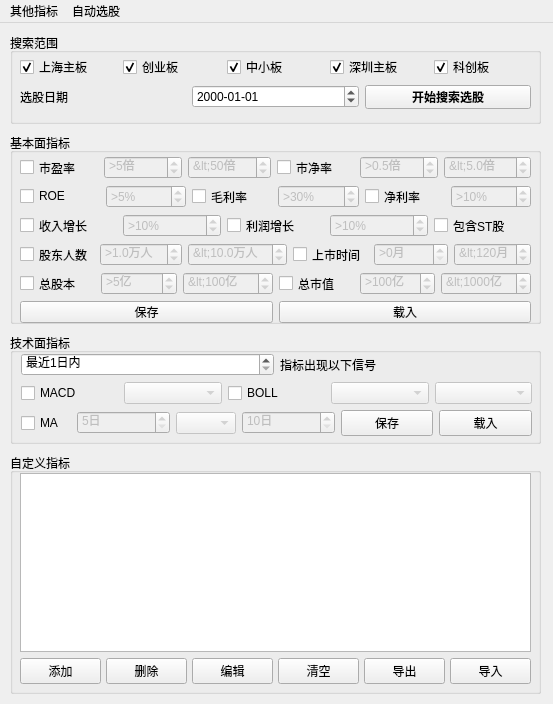
First picture: the form in QtDesign/StockFinder.ui, repository victor647/QuantumStockTrade, before the edit.
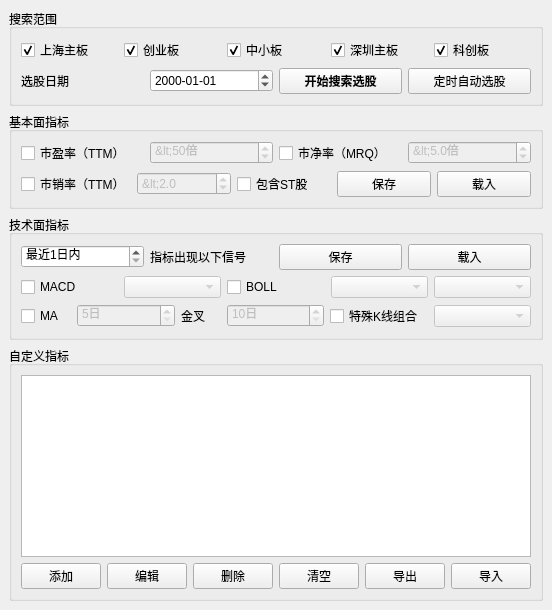
Second picture: the form after the edit.

Commit message: 删除tushare的部分

```diff
--- a/QtDesign/StockFinder.ui
+++ b/QtDesign/StockFinder.ui
@@ -6,23 +6,17 @@
    <rect>
     <x>0</x>
     <y>0</y>
-    <width>553</width>
-    <height>704</height>
+    <width>520</width>
+    <height>610</height>
    </rect>
   </property>
   <property name="windowTitle">
    <string>智能选股器</string>
   </property>
   <widget class="QWidget" name="centralwidget">
+   <layout class="QVBoxLayout" name="verticalLayout_6">
+    <item>
    <widget class="QGroupBox" name="grpSearchRange">
-    <property name="geometry">
-     <rect>
-      <x>10</x>
-      <y>10</y>
-      <width>531</width>
-      <height>91</height>
-     </rect>
-    </property>
     <property name="font">
      <font>
       <family>Helvetica</family>
@@ -32,15 +26,6 @@
     <property name="title">
      <string>搜索范围</string>
     </property>
-    <widget class="QWidget" name="layoutWidget">
-     <property name="geometry">
-      <rect>
-       <x>10</x>
-       <y>22</y>
-       <width>511</width>
-       <height>54</height>
-      </rect>
-     </property>
      <layout class="QVBoxLayout" name="verticalLayout_2">
       <item>
        <layout class="QHBoxLayout" name="horizontalLayout_6">
@@ -174,118 +159,20 @@
           </property>
          </widget>
         </item>
-       </layout>
-      </item>
-     </layout>
-    </widget>
-   </widget>
-   <widget class="QGroupBox" name="grpCustomCriterias">
-    <property name="enabled">
-     <bool>true</bool>
-    </property>
-    <property name="geometry">
-     <rect>
-      <x>10</x>
-      <y>430</y>
-      <width>531</width>
-      <height>241</height>
-     </rect>
-    </property>
-    <property name="font">
-     <font>
-      <family>Helvetica</family>
-      <pointsize>9</pointsize>
-     </font>
-    </property>
-    <property name="title">
-     <string>自定义指标</string>
-    </property>
-    <widget class="QWidget" name="layoutWidget">
-     <property name="geometry">
-      <rect>
-       <x>10</x>
-       <y>20</y>
-       <width>511</width>
-       <height>211</height>
-      </rect>
-     </property>
-     <layout class="QVBoxLayout" name="verticalLayout_5">
       <item>
-       <widget class="QListWidget" name="lstCriteriaItems"/>
-      </item>
-      <item>
-       <layout class="QHBoxLayout" name="horizontalLayout">
-        <property name="spacing">
-         <number>5</number>
-        </property>
-        <item>
-         <widget class="QPushButton" name="btnAddCriteria">
+          <widget class="QPushButton" name="btnAutoSearch">
           <property name="text">
-           <string>添加</string>
+            <string>定时自动选股</string>
           </property>
          </widget>
         </item>
-        <item>
-         <widget class="QPushButton" name="btnRemoveCriteria">
-          <property name="text">
-           <string>删除</string>
-          </property>
-         </widget>
-        </item>
-        <item>
-         <widget class="QPushButton" name="btnEditCriteria">
-          <property name="text">
-           <string>编辑</string>
-          </property>
-         </widget>
-        </item>
-        <item>
-         <widget class="QPushButton" name="btnResetCriteria">
-          <property name="text">
-           <string>清空</string>
-          </property>
-         </widget>
-        </item>
-        <item>
-         <widget class="QPushButton" name="btnExportCustomConfig">
-          <property name="font">
-           <font>
-            <family>Helvetica</family>
-            <pointsize>9</pointsize>
-           </font>
-          </property>
-          <property name="text">
-           <string>导出</string>
-          </property>
-         </widget>
-        </item>
-        <item>
-         <widget class="QPushButton" name="btnImportCustomConfig">
-          <property name="font">
-           <font>
-            <family>Helvetica</family>
-            <pointsize>9</pointsize>
-           </font>
-          </property>
-          <property name="text">
-           <string>导入</string>
-          </property>
-         </widget>
-        </item>
        </layout>
       </item>
      </layout>
     </widget>
-   </widget>
+    </item>
+    <item>
    <widget class="QGroupBox" name="grpBasicCriterias">
-    <property name="geometry">
-     <rect>
-      <x>10</x>
-      <y>110</y>
-      <width>531</width>
-      <height>191</height>
-     </rect>
-    </property>
     <property name="font">
      <font>
       <family>Helvetica</family>
@@ -295,26 +182,11 @@
     <property name="title">
      <string>基本面指标</string>
     </property>
-    <widget class="QWidget" name="layoutWidget">
-     <property name="geometry">
-      <rect>
-       <x>10</x>
-       <y>23</y>
-       <width>511</width>
-       <height>167</height>
-      </rect>
-     </property>
-     <property name="font">
-      <font>
-       <family>Helvetica</family>
-       <pointsize>9</pointsize>
-      </font>
-     </property>
      <layout class="QVBoxLayout" name="verticalLayout_3">
       <item>
-       <layout class="QHBoxLayout" name="horizontalLayout_2">
+        <layout class="QHBoxLayout" name="horizontalLayout_12">
         <item>
-         <widget class="QCheckBox" name="cbxPriceEarning">
+          <widget class="QCheckBox" name="cbxPE">
           <property name="font">
            <font>
             <family>Helvetica</family>
@@ -322,7 +194,7 @@
            </font>
           </property>
           <property name="text">
-           <string>市盈率</string>
+            <string>市盈率（TTM）</string>
           </property>
           <property name="checked">
            <bool>false</bool>
@@ -330,38 +202,7 @@
          </widget>
         </item>
         <item>
-         <widget class="QSpinBox" name="spbPriceEarningMin">
-          <property name="enabled">
-           <bool>false</bool>
-          </property>
-          <property name="font">
-           <font>
-            <family>Helvetica</family>
-            <pointsize>9</pointsize>
-           </font>
-          </property>
-          <property name="suffix">
-           <string>倍</string>
-          </property>
-          <property name="prefix">
-           <string>&gt;</string>
-          </property>
-          <property name="minimum">
-           <number>-1000</number>
-          </property>
-          <property name="maximum">
-           <number>100</number>
-          </property>
-          <property name="value">
-           <number>5</number>
-          </property>
-          <property name="displayIntegerBase">
-           <number>10</number>
-          </property>
-         </widget>
-        </item>
-        <item>
-         <widget class="QSpinBox" name="spbPriceEarningMax">
+          <widget class="QSpinBox" name="spbPEMax">
           <property name="enabled">
            <bool>false</bool>
           </property>
@@ -389,7 +230,7 @@
          </widget>
         </item>
         <item>
-         <widget class="QCheckBox" name="cbxPriceBook">
+          <widget class="QCheckBox" name="cbxPB">
           <property name="font">
            <font>
             <family>Helvetica</family>
@@ -397,7 +238,7 @@
            </font>
           </property>
           <property name="text">
-           <string>市净率</string>
+            <string>市净率（MRQ）</string>
           </property>
           <property name="checked">
            <bool>false</bool>
@@ -405,40 +246,7 @@
          </widget>
         </item>
         <item>
-         <widget class="QDoubleSpinBox" name="spbPriceBookMin">
-          <property name="enabled">
-           <bool>false</bool>
-          </property>
-          <property name="font">
-           <font>
-            <family>Helvetica</family>
-           </font>
-          </property>
-          <property name="prefix">
-           <string>&gt;</string>
-          </property>
-          <property name="suffix">
-           <string>倍</string>
-          </property>
-          <property name="decimals">
-           <number>1</number>
-          </property>
-          <property name="minimum">
-           <double>-10.000000000000000</double>
-          </property>
-          <property name="maximum">
-           <double>10.000000000000000</double>
-          </property>
-          <property name="singleStep">
-           <double>0.000000000000000</double>
-          </property>
-          <property name="value">
-           <double>0.500000000000000</double>
-          </property>
-         </widget>
-        </item>
-        <item>
-         <widget class="QDoubleSpinBox" name="spbPriceBookMax">
+          <widget class="QDoubleSpinBox" name="spbPBMax">
           <property name="enabled">
            <bool>false</bool>
           </property>
@@ -470,9 +278,9 @@
        </layout>
       </item>
       <item>
-       <layout class="QHBoxLayout" name="horizontalLayout_3">
+        <layout class="QHBoxLayout" name="horizontalLayout_2">
         <item>
-         <widget class="QCheckBox" name="cbxNetAssetProfit">
+          <widget class="QCheckBox" name="cbxPS">
           <property name="font">
            <font>
             <family>Helvetica</family>
@@ -480,7 +288,7 @@
            </font>
           </property>
           <property name="text">
-           <string>ROE</string>
+            <string>市销率（TTM）</string>
           </property>
           <property name="checked">
            <bool>false</bool>
@@ -488,524 +296,45 @@
          </widget>
         </item>
         <item>
-         <widget class="QSpinBox" name="spbNetAssetProfit">
+          <widget class="QDoubleSpinBox" name="spbPSMax">
           <property name="enabled">
            <bool>false</bool>
           </property>
           <property name="font">
            <font>
             <family>Helvetica</family>
-            <pointsize>9</pointsize>
-           </font>
-          </property>
-          <property name="suffix">
-           <string>%</string>
-          </property>
+            </font>
+           </property>
           <property name="prefix">
-           <string>&gt;</string>
-          </property>
-          <property name="minimum">
-           <number>0</number>
-          </property>
-          <property name="maximum">
-           <number>100</number>
-          </property>
-          <property name="value">
-           <number>5</number>
-          </property>
-         </widget>
-        </item>
-        <item>
-         <widget class="QCheckBox" name="cbxGrossProfit">
-          <property name="font">
-           <font>
-            <family>Helvetica</family>
-            <pointsize>9</pointsize>
-           </font>
-          </property>
-          <property name="text">
-           <string>毛利率</string>
-          </property>
-          <property name="checked">
-           <bool>false</bool>
-          </property>
-         </widget>
-        </item>
-        <item>
-         <widget class="QSpinBox" name="spbGrossProfit">
-          <property name="enabled">
-           <bool>false</bool>
-          </property>
-          <property name="font">
-           <font>
-            <family>Helvetica</family>
-            <pointsize>9</pointsize>
-           </font>
-          </property>
+            <string>&lt;</string>
+           </property>
           <property name="suffix">
-           <string>%</string>
-          </property>
-          <property name="prefix">
-           <string>&gt;</string>
+            <string/>
+           </property>
+           <property name="decimals">
+            <number>1</number>
           </property>
           <property name="minimum">
-           <number>-20</number>
+            <double>0.000000000000000</double>
           </property>
           <property name="maximum">
-           <number>100</number>
-          </property>
-          <property name="value">
-           <number>30</number>
-          </property>
-         </widget>
-        </item>
-        <item>
-         <widget class="QCheckBox" name="cbxNetProfit">
-          <property name="font">
-           <font>
-            <family>Helvetica</family>
-            <pointsize>9</pointsize>
-           </font>
-          </property>
-          <property name="text">
-           <string>净利率</string>
-          </property>
-          <property name="checked">
-           <bool>false</bool>
-          </property>
-         </widget>
-        </item>
-        <item>
-         <widget class="QSpinBox" name="spbNetProfit">
-          <property name="enabled">
-           <bool>false</bool>
-          </property>
-          <property name="font">
-           <font>
-            <family>Helvetica</family>
-            <pointsize>9</pointsize>
-           </font>
-          </property>
-          <property name="suffix">
-           <string>%</string>
-          </property>
-          <property name="prefix">
-           <string>&gt;</string>
-          </property>
-          <property name="minimum">
-           <number>-20</number>
-          </property>
-          <property name="maximum">
-           <number>100</number>
-          </property>
+            <double>10.000000000000000</double>
+           </property>
+           <property name="singleStep">
+            <double>0.100000000000000</double>
+           </property>
           <property name="value">
-           <number>10</number>
+            <double>2.000000000000000</double>
           </property>
          </widget>
         </item>
-       </layout>
-      </item>
       <item>
-       <layout class="QHBoxLayout" name="horizontalLayout_4">
-        <item>
-         <widget class="QCheckBox" name="cbxIncomeIncrease">
-          <property name="font">
-           <font>
-            <family>Helvetica</family>
-            <pointsize>9</pointsize>
-           </font>
-          </property>
-          <property name="text">
-           <string>收入增长</string>
-          </property>
-          <property name="checked">
-           <bool>false</bool>
-          </property>
-         </widget>
-        </item>
-        <item>
-         <widget class="QSpinBox" name="spbIncomeIncrease">
-          <property name="enabled">
-           <bool>false</bool>
-          </property>
-          <property name="font">
-           <font>
-            <family>Helvetica</family>
-            <pointsize>9</pointsize>
-           </font>
-          </property>
-          <property name="suffix">
-           <string>%</string>
-          </property>
-          <property name="prefix">
-           <string>&gt;</string>
-          </property>
-          <property name="minimum">
-           <number>-1000</number>
-          </property>
-          <property name="maximum">
-           <number>1000</number>
-          </property>
-          <property name="value">
-           <number>10</number>
-          </property>
-         </widget>
-        </item>
-        <item>
-         <widget class="QCheckBox" name="cbxProfitIncrease">
-          <property name="font">
-           <font>
-            <family>Helvetica</family>
-            <pointsize>9</pointsize>
-           </font>
-          </property>
-          <property name="text">
-           <string>利润增长</string>
-          </property>
-          <property name="checked">
-           <bool>false</bool>
-          </property>
-         </widget>
-        </item>
-        <item>
-         <widget class="QSpinBox" name="spbProfitIncrease">
-          <property name="enabled">
-           <bool>false</bool>
-          </property>
-          <property name="font">
-           <font>
-            <family>Helvetica</family>
-            <pointsize>9</pointsize>
-           </font>
-          </property>
-          <property name="suffix">
-           <string>%</string>
-          </property>
-          <property name="prefix">
-           <string>&gt;</string>
-          </property>
-          <property name="minimum">
-           <number>-1000</number>
-          </property>
-          <property name="maximum">
-           <number>1000</number>
-          </property>
-          <property name="value">
-           <number>10</number>
-          </property>
-         </widget>
-        </item>
-        <item>
-         <widget class="QCheckBox" name="cbxIncludeStStock">
+          <widget class="QCheckBox" name="cbxIncludeST">
           <property name="text">
            <string>包含ST股</string>
           </property>
          </widget>
         </item>
-       </layout>
-      </item>
-      <item>
-       <layout class="QHBoxLayout" name="horizontalLayout_10">
-        <item>
-         <widget class="QCheckBox" name="cbxTotalHolders">
-          <property name="font">
-           <font>
-            <family>Helvetica</family>
-            <pointsize>9</pointsize>
-           </font>
-          </property>
-          <property name="text">
-           <string>股东人数</string>
-          </property>
-          <property name="checked">
-           <bool>false</bool>
-          </property>
-         </widget>
-        </item>
-        <item>
-         <widget class="QDoubleSpinBox" name="spbTotalHoldersMin">
-          <property name="enabled">
-           <bool>false</bool>
-          </property>
-          <property name="font">
-           <font>
-            <family>Helvetica</family>
-           </font>
-          </property>
-          <property name="prefix">
-           <string>&gt;</string>
-          </property>
-          <property name="suffix">
-           <string>万人</string>
-          </property>
-          <property name="decimals">
-           <number>1</number>
-          </property>
-          <property name="minimum">
-           <double>0.000000000000000</double>
-          </property>
-          <property name="maximum">
-           <double>10.000000000000000</double>
-          </property>
-          <property name="singleStep">
-           <double>0.500000000000000</double>
-          </property>
-          <property name="value">
-           <double>1.000000000000000</double>
-          </property>
-         </widget>
-        </item>
-        <item>
-         <widget class="QDoubleSpinBox" name="spbTotalHoldersMax">
-          <property name="enabled">
-           <bool>false</bool>
-          </property>
-          <property name="font">
-           <font>
-            <family>Helvetica</family>
-           </font>
-          </property>
-          <property name="prefix">
-           <string>&lt;</string>
-          </property>
-          <property name="suffix">
-           <string>万人</string>
-          </property>
-          <property name="decimals">
-           <number>1</number>
-          </property>
-          <property name="minimum">
-           <double>1.000000000000000</double>
-          </property>
-          <property name="value">
-           <double>10.000000000000000</double>
-          </property>
-         </widget>
-        </item>
-        <item>
-         <widget class="QCheckBox" name="cbxTimeToMarket">
-          <property name="text">
-           <string>上市时间</string>
-          </property>
-          <property name="checked">
-           <bool>false</bool>
-          </property>
-         </widget>
-        </item>
-        <item>
-         <widget class="QSpinBox" name="spbTimeToMarketMin">
-          <property name="enabled">
-           <bool>false</bool>
-          </property>
-          <property name="font">
-           <font>
-            <family>Helvetica</family>
-            <pointsize>9</pointsize>
-           </font>
-          </property>
-          <property name="suffix">
-           <string>月</string>
-          </property>
-          <property name="prefix">
-           <string>&gt;</string>
-          </property>
-          <property name="minimum">
-           <number>0</number>
-          </property>
-          <property name="maximum">
-           <number>360</number>
-          </property>
-          <property name="value">
-           <number>0</number>
-          </property>
-          <property name="displayIntegerBase">
-           <number>10</number>
-          </property>
-         </widget>
-        </item>
-        <item>
-         <widget class="QSpinBox" name="spbTimeToMarketMax">
-          <property name="enabled">
-           <bool>false</bool>
-          </property>
-          <property name="font">
-           <font>
-            <family>Helvetica</family>
-            <pointsize>9</pointsize>
-           </font>
-          </property>
-          <property name="suffix">
-           <string>月</string>
-          </property>
-          <property name="prefix">
-           <string>&lt;</string>
-          </property>
-          <property name="minimum">
-           <number>1</number>
-          </property>
-          <property name="maximum">
-           <number>999</number>
-          </property>
-          <property name="value">
-           <number>120</number>
-          </property>
-          <property name="displayIntegerBase">
-           <number>10</number>
-          </property>
-         </widget>
-        </item>
-       </layout>
-      </item>
-      <item>
-       <layout class="QHBoxLayout" name="horizontalLayout_7">
-        <item>
-         <widget class="QCheckBox" name="cbxTotalShare">
-          <property name="font">
-           <font>
-            <family>Helvetica</family>
-            <pointsize>9</pointsize>
-           </font>
-          </property>
-          <property name="text">
-           <string>总股本</string>
-          </property>
-          <property name="checked">
-           <bool>false</bool>
-          </property>
-         </widget>
-        </item>
-        <item>
-         <widget class="QSpinBox" name="spbTotalShareMin">
-          <property name="enabled">
-           <bool>false</bool>
-          </property>
-          <property name="font">
-           <font>
-            <family>Helvetica</family>
-            <pointsize>9</pointsize>
-           </font>
-          </property>
-          <property name="suffix">
-           <string>亿</string>
-          </property>
-          <property name="prefix">
-           <string>&gt;</string>
-          </property>
-          <property name="minimum">
-           <number>0</number>
-          </property>
-          <property name="maximum">
-           <number>10</number>
-          </property>
-          <property name="value">
-           <number>5</number>
-          </property>
-         </widget>
-        </item>
-        <item>
-         <widget class="QSpinBox" name="spbTotalShareMax">
-          <property name="enabled">
-           <bool>false</bool>
-          </property>
-          <property name="font">
-           <font>
-            <family>Helvetica</family>
-            <pointsize>9</pointsize>
-           </font>
-          </property>
-          <property name="suffix">
-           <string>亿</string>
-          </property>
-          <property name="prefix">
-           <string>&lt;</string>
-          </property>
-          <property name="minimum">
-           <number>1</number>
-          </property>
-          <property name="maximum">
-           <number>10000</number>
-          </property>
-          <property name="value">
-           <number>100</number>
-          </property>
-         </widget>
-        </item>
-        <item>
-         <widget class="QCheckBox" name="cbxTotalAssets">
-          <property name="font">
-           <font>
-            <family>Helvetica</family>
-            <pointsize>9</pointsize>
-           </font>
-          </property>
-          <property name="text">
-           <string>总市值</string>
-          </property>
-          <property name="checked">
-           <bool>false</bool>
-          </property>
-         </widget>
-        </item>
-        <item>
-         <widget class="QSpinBox" name="spbTotalAssetsMin">
-          <property name="enabled">
-           <bool>false</bool>
-          </property>
-          <property name="font">
-           <font>
-            <family>Helvetica</family>
-            <pointsize>9</pointsize>
-           </font>
-          </property>
-          <property name="suffix">
-           <string>亿</string>
-          </property>
-          <property name="prefix">
-           <string>&gt;</string>
-          </property>
-          <property name="minimum">
-           <number>1</number>
-          </property>
-          <property name="maximum">
-           <number>1000</number>
-          </property>
-          <property name="value">
-           <number>100</number>
-          </property>
-         </widget>
-        </item>
-        <item>
-         <widget class="QSpinBox" name="spbTotalAssetsMax">
-          <property name="enabled">
-           <bool>false</bool>
-          </property>
-          <property name="font">
-           <font>
-            <family>Helvetica</family>
-            <pointsize>9</pointsize>
-           </font>
-          </property>
-          <property name="suffix">
-           <string>亿</string>
-          </property>
-          <property name="prefix">
-           <string>&lt;</string>
-          </property>
-          <property name="minimum">
-           <number>10</number>
-          </property>
-          <property name="maximum">
-           <number>99999</number>
-          </property>
-          <property name="value">
-           <number>1000</number>
-          </property>
-         </widget>
-        </item>
-       </layout>
-      </item>
-      <item>
-       <layout class="QHBoxLayout" name="horizontalLayout_5">
         <item>
          <widget class="QPushButton" name="btnExportBasicConfig">
           <property name="font">
@@ -1036,16 +365,9 @@
       </item>
      </layout>
     </widget>
-   </widget>
+    </item>
+    <item>
    <widget class="QGroupBox" name="grpTechnicalCriterias">
-    <property name="geometry">
-     <rect>
-      <x>10</x>
-      <y>310</y>
-      <width>531</width>
-      <height>111</height>
-     </rect>
-    </property>
     <property name="font">
      <font>
       <family>Helvetica</family>
@@ -1055,18 +377,9 @@
     <property name="title">
      <string>技术面指标</string>
     </property>
-    <widget class="QWidget" name="layoutWidget">
-     <property name="geometry">
-      <rect>
-       <x>11</x>
-       <y>20</y>
-       <width>511</width>
-       <height>83</height>
-      </rect>
-     </property>
      <layout class="QVBoxLayout" name="verticalLayout_4">
       <item>
-       <layout class="QHBoxLayout" name="horizontalLayout_18">
+        <layout class="QHBoxLayout" name="horizontalLayout_3">
         <item>
          <widget class="QSpinBox" name="spbTechnicalTimePeriod">
           <property name="font">
@@ -1105,12 +418,38 @@
           </property>
          </widget>
         </item>
+         <item>
+          <widget class="QPushButton" name="btnExportTechnicalConfig">
+           <property name="font">
+            <font>
+             <family>Helvetica</family>
+             <pointsize>9</pointsize>
+            </font>
+           </property>
+           <property name="text">
+            <string>保存</string>
+           </property>
+          </widget>
+         </item>
+         <item>
+          <widget class="QPushButton" name="btnImportTechnicalConfig">
+           <property name="font">
+            <font>
+             <family>Helvetica</family>
+             <pointsize>9</pointsize>
+            </font>
+           </property>
+           <property name="text">
+            <string>载入</string>
+           </property>
+          </widget>
+         </item>
        </layout>
       </item>
       <item>
-       <layout class="QHBoxLayout" name="horizontalLayout_11">
+        <layout class="QHBoxLayout" name="horizontalLayout_10">
         <item>
-         <widget class="QCheckBox" name="cbxMacdEnabled">
+          <widget class="QCheckBox" name="cbxMACD">
           <property name="maximumSize">
            <size>
             <width>100</width>
@@ -1126,14 +465,14 @@
          </widget>
         </item>
         <item>
-         <widget class="QComboBox" name="cbbMacdBehaviour">
+          <widget class="QComboBox" name="cbbMACDBehaviour">
           <property name="enabled">
            <bool>false</bool>
           </property>
          </widget>
         </item>
         <item>
-         <widget class="QCheckBox" name="cbxBollEnabled">
+          <widget class="QCheckBox" name="cbxBOLL">
           <property name="enabled">
            <bool>true</bool>
           </property>
@@ -1146,14 +485,14 @@
          </widget>
         </item>
         <item>
-         <widget class="QComboBox" name="cbbBollBehaviour">
+          <widget class="QComboBox" name="cbbBOLLBehaviour">
           <property name="enabled">
            <bool>false</bool>
           </property>
          </widget>
         </item>
         <item>
-         <widget class="QComboBox" name="cbbBollTrack">
+          <widget class="QComboBox" name="cbbBOLLTrack">
           <property name="enabled">
            <bool>false</bool>
           </property>
@@ -1162,9 +501,9 @@
        </layout>
       </item>
       <item>
-       <layout class="QHBoxLayout" name="horizontalLayout_8">
+        <layout class="QHBoxLayout" name="horizontalLayout_7">
         <item>
-         <widget class="QCheckBox" name="cbxMaEnabled">
+          <widget class="QCheckBox" name="cbxMA">
           <property name="maximumSize">
            <size>
             <width>50</width>
@@ -1196,16 +535,22 @@
          </widget>
         </item>
         <item>
-         <widget class="QComboBox" name="cbbMaBehaviour">
-          <property name="enabled">
-           <bool>false</bool>
-          </property>
+          <widget class="QLabel" name="lblMABehaviour">
           <property name="maximumSize">
            <size>
-            <width>60</width>
+             <width>40</width>
             <height>16777215</height>
            </size>
           </property>
+           <property name="font">
+            <font>
+             <family>Helvetica</family>
+             <pointsize>9</pointsize>
+            </font>
+           </property>
+           <property name="text">
+            <string>金叉</string>
+           </property>
          </widget>
         </item>
         <item>
@@ -1225,20 +570,84 @@
          </widget>
         </item>
         <item>
-         <widget class="QPushButton" name="btnExportTechnicalConfig">
+          <widget class="QCheckBox" name="cbxSpecialShape">
+           <property name="text">
+            <string>特殊K线组合</string>
+           </property>
+           <property name="checked">
+            <bool>false</bool>
+           </property>
+          </widget>
+         </item>
+         <item>
+          <widget class="QComboBox" name="cbbSpecialShape">
+           <property name="enabled">
+            <bool>false</bool>
+           </property>
+          </widget>
+         </item>
+        </layout>
+       </item>
+      </layout>
+     </widget>
+    </item>
+    <item>
+     <widget class="QGroupBox" name="grpCustomCriterias">
+      <property name="enabled">
+       <bool>true</bool>
+      </property>
           <property name="font">
            <font>
             <family>Helvetica</family>
             <pointsize>9</pointsize>
            </font>
           </property>
+      <property name="title">
+       <string>自定义指标</string>
+      </property>
+      <layout class="QVBoxLayout" name="verticalLayout_5">
+       <item>
+        <widget class="QListWidget" name="lstCriteriaItems">
+         <property name="minimumSize">
+          <size>
+           <width>250</width>
+           <height>0</height>
+          </size>
+         </property>
+        </widget>
+       </item>
+       <item>
+        <layout class="QHBoxLayout" name="horizontalLayout">
+         <item>
+          <widget class="QPushButton" name="btnAddCriteria">
           <property name="text">
-           <string>保存</string>
+            <string>添加</string>
           </property>
          </widget>
         </item>
         <item>
-         <widget class="QPushButton" name="btnImportTechnicalConfig">
+          <widget class="QPushButton" name="btnEditCriteria">
+           <property name="text">
+            <string>编辑</string>
+           </property>
+          </widget>
+         </item>
+         <item>
+          <widget class="QPushButton" name="btnRemoveCriteria">
+           <property name="text">
+            <string>删除</string>
+           </property>
+          </widget>
+         </item>
+         <item>
+          <widget class="QPushButton" name="btnResetCriteria">
+           <property name="text">
+            <string>清空</string>
+           </property>
+          </widget>
+         </item>
+         <item>
+          <widget class="QPushButton" name="btnExportCustomConfig">
           <property name="font">
            <font>
             <family>Helvetica</family>
@@ -1246,67 +655,40 @@
            </font>
           </property>
           <property name="text">
-           <string>载入</string>
+            <string>导出</string>
           </property>
          </widget>
         </item>
+         <item>
+          <widget class="QPushButton" name="btnImportCustomConfig">
+           <property name="font">
+            <font>
+             <family>Helvetica</family>
+             <pointsize>9</pointsize>
+            </font>
+           </property>
+           <property name="text">
+            <string>导入</string>
+           </property>
+          </widget>
+         </item>
        </layout>
       </item>
      </layout>
     </widget>
-   </widget>
-   <widget class="QWidget" name="layoutWidget">
-    <property name="geometry">
-     <rect>
-      <x>0</x>
-      <y>0</y>
-      <width>2</width>
-      <height>2</height>
-     </rect>
-    </property>
-    <layout class="QVBoxLayout" name="verticalLayout"/>
-   </widget>
+    </item>
+   </layout>
   </widget>
   <widget class="QMenuBar" name="menubar">
    <property name="geometry">
     <rect>
      <x>0</x>
      <y>0</y>
-     <width>553</width>
+     <width>520</width>
      <height>23</height>
     </rect>
    </property>
-   <widget class="QMenu" name="mnuOtherCriterias">
-    <property name="title">
-     <string>其他指标</string>
-    </property>
-    <addaction name="actHoldersStatus"/>
-    <addaction name="actFiveDaysFinder"/>
-   </widget>
-   <widget class="QMenu" name="menu">
-    <property name="title">
-     <string>自动选股</string>
-    </property>
-    <addaction name="actBatchSelector"/>
-   </widget>
-   <addaction name="mnuOtherCriterias"/>
-   <addaction name="menu"/>
-  </widget>
-  <action name="actHoldersStatus">
-   <property name="text">
-    <string>十大流通股东</string>
-   </property>
-  </action>
-  <action name="actBatchSelector">
-   <property name="text">
-    <string>定时批量选股</string>
-   </property>
-  </action>
-  <action name="actFiveDaysFinder">
-   <property name="text">
-    <string>五日图形选股</string>
-   </property>
-  </action>
+  </widget>
  </widget>
  <resources/>
  <connections>
```
Left out of the diff: 579 changed lines with no effect on the pictures. Lines whose indentation alone changed are shown as unchanged. The commit also changes 9 other files.
